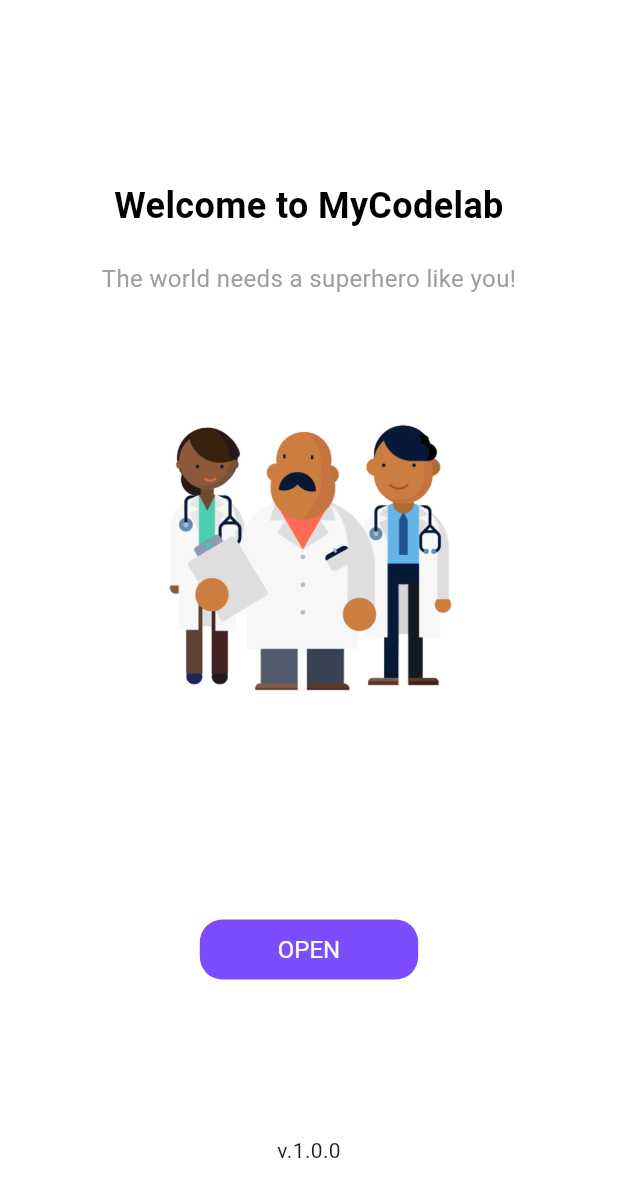
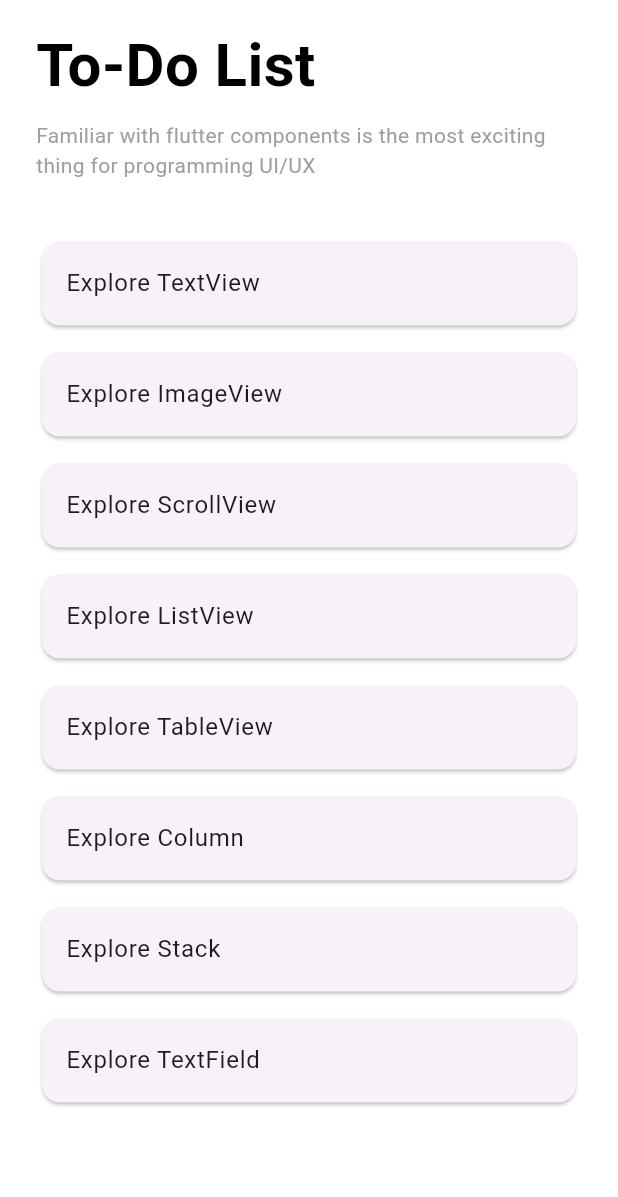
Before and after one commit to gatewan/flutter-lab, a Flutter app: the screen it shows after launch, on a phone screen of 412 x 824 dp. Shown: the top 1197 px of the screen. Run offline on Flutter 3.47's test engine with Material 2 defaults, Android fonts, the phone set to English and light mode, and no system bars; our stand-ins replace package_info_plus.

Commit message:
Build UI Home

```diff
--- a/lib/main.dart
+++ b/lib/main.dart
@@ -1,4 +1,5 @@
 import 'package:flutter/material.dart';
+import 'package:flutter_lab/pages/home_page.dart';
 import 'package:flutter_lab/pages/splash_page.dart';
 
 void main() {
@@ -32,7 +33,7 @@
         colorScheme: ColorScheme.fromSeed(seedColor: Colors.deepPurple),
         useMaterial3: true,
       ),
-      home: const SplashPage(),
+      home: const HomePage(),
     );
   }
 }
--- /dev/null
+++ b/lib/pages/example_page.dart
@@ -0,0 +1,14 @@
+import 'package:flutter/material.dart';
+
+class ExamplePage extends StatelessWidget {
+  const ExamplePage({Key? key}) : super(key: key);
+
+  @override
+  Widget build(BuildContext context) {
+    return Column(
+      children: [
+        Text("Hello")
+      ],
+    );
+  }
+}
--- /dev/null
+++ b/lib/pages/home_page.dart
@@ -0,0 +1,144 @@
+import 'package:flutter/material.dart';
+
+class HomePage extends StatelessWidget {
+  const HomePage({Key? key}) : super(key: key);
+
+  @override
+  Widget build(BuildContext context) {
+    return Scaffold(
+      backgroundColor: Colors.white,
+      body: ListView(
+        children: [
+          Padding(
+            padding: EdgeInsets.only(top: 15, left: 24),
+            child: Text(
+              "To-Do List",
+              style: TextStyle(
+                  fontWeight: FontWeight.bold,
+                  color: Colors.black,
+                  fontSize: 40),
+            ),
+          ),
+          Padding(
+            padding: EdgeInsets.symmetric(horizontal: 24, vertical: 8),
+            child: Text(
+              "Familiar with flutter components is the most exciting thing for programming UI/UX",
+              style: TextStyle(
+                fontWeight: FontWeight.normal,
+                color: Colors.grey,
+                fontSize: 14,
+              ),
+            ),
+          ),
+          SizedBox(
+            height: 24,
+          ),
+          Padding(
+            padding: EdgeInsets.symmetric(horizontal: 24, vertical: 5),
+            child: Card(
+              child: Column(
+                mainAxisSize: MainAxisSize.min,
+                children: <Widget>[
+                  const ListTile(
+                    title: Text("Explore TextView"),
+                  )
+                ],
+              ),
+            ),
+          ),
+          Padding(
+            padding: EdgeInsets.symmetric(horizontal: 24, vertical: 5),
+            child: Card(
+              child: Column(
+                mainAxisSize: MainAxisSize.min,
+                children: <Widget>[
+                  const ListTile(
+                    title: Text("Explore ImageView"),
+                  )
+                ],
+              ),
+            ),
+          ),
+          Padding(
+            padding: EdgeInsets.symmetric(horizontal: 24, vertical: 5),
+            child: Card(
+              child: Column(
+                mainAxisSize: MainAxisSize.min,
+                children: <Widget>[
+                  const ListTile(
+                    title: Text("Explore ScrollView"),
+                  )
+                ],
+              ),
+            ),
+          ),
+          Padding(
+            padding: EdgeInsets.symmetric(horizontal: 24, vertical: 5),
+            child: Card(
+              child: Column(
+                mainAxisSize: MainAxisSize.min,
+                children: <Widget>[
+                  const ListTile(
+                    title: Text("Explore ListView"),
+                  )
+                ],
+              ),
+            ),
+          ),
+          Padding(
+            padding: EdgeInsets.symmetric(horizontal: 24, vertical: 5),
+            child: Card(
+              child: Column(
+                mainAxisSize: MainAxisSize.min,
+                children: <Widget>[
+                  const ListTile(
+                    title: Text("Explore TableView"),
+                  )
+                ],
+              ),
+            ),
+          ),
+          Padding(
+            padding: EdgeInsets.symmetric(horizontal: 24, vertical: 5),
+            child: Card(
+              child: Column(
+                mainAxisSize: MainAxisSize.min,
+                children: <Widget>[
+                  const ListTile(
+                    title: Text("Explore Column"),
+                  )
+                ],
+              ),
+            ),
+          ),
+          Padding(
+            padding: EdgeInsets.symmetric(horizontal: 24, vertical: 5),
+            child: Card(
+              child: Column(
+                mainAxisSize: MainAxisSize.min,
+                children: <Widget>[
+                  const ListTile(
+                    title: Text("Explore Stack"),
+                  )
+                ],
+              ),
+            ),
+          ),
+          Padding(
+            padding: EdgeInsets.symmetric(horizontal: 24, vertical: 5),
+            child: Card(
+              child: Column(
+                mainAxisSize: MainAxisSize.min,
+                children: <Widget>[
+                  const ListTile(
+                    title: Text("Explore TextField"),
+                  )
+                ],
+              ),
+            ),
+          ),
+        ],
+      ),
+    );
+  }
+}
```
